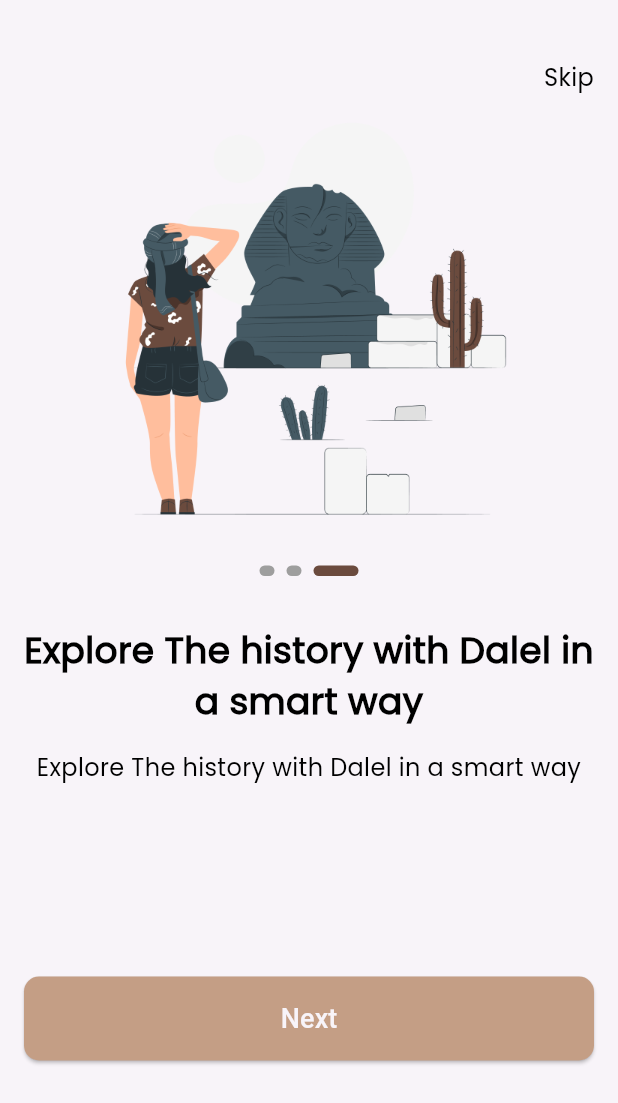
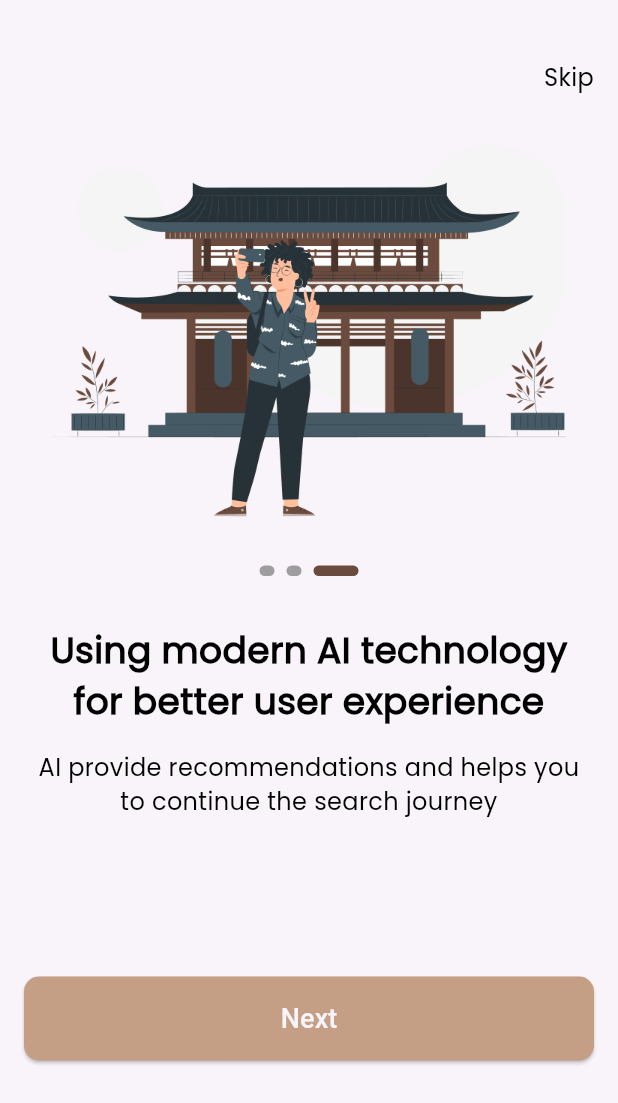
Before and after one commit to Abuelsbh/dalel_app, a Flutter app: the screen it shows after launch, swiped to page 3, on a phone screen of 412 x 824 dp. Shown: the top 1103 px of the screen. Run offline on Flutter 3.47's test engine with Material 3 defaults, Android fonts, the phone set to English and light mode, and no system bars; drawn by our look-alikes of smooth_page_indicator; our stand-ins replace go_router.

Commit message:
create on boarding model

```diff
--- /dev/null
+++ b/lib/feature/onboarding/data/models/on_boarding_model.dart
@@ -0,0 +1,31 @@
+import 'package:dalel_app/core/utils/assets.dart';
+
+class OnBoardingModel {
+  final String imagePath;
+  final String title;
+  final String subTitle;
+
+  OnBoardingModel({
+    required this.imagePath,
+    required this.title,
+    required this.subTitle
+  });
+}
+
+List<OnBoardingModel> onBoardingData = [
+  OnBoardingModel(
+      imagePath: Assets.imagesOnBoarding,
+      title: "Explore The history with Dalel in a smart way",
+      subTitle: "Explore The history with Dalel in a smart way"
+  ),
+  OnBoardingModel(
+      imagePath: Assets.imagesOnBoarding1,
+      title: "From every place on earth",
+      subTitle: "A big variety of ancient places from all over the world"
+  ),
+  OnBoardingModel(
+      imagePath: Assets.imagesOnBoarding2,
+      title: "Using modern AI technology for better user experience",
+      subTitle: "AI provide recommendations and helps you to continue the search journey"
+  ),
+];
--- a/lib/feature/onboarding/presentation/views/widget/on_boarding_widget_body.dart
+++ b/lib/feature/onboarding/presentation/views/widget/on_boarding_widget_body.dart
@@ -1,5 +1,6 @@
 import 'package:dalel_app/core/utils/app_colors.dart';
 import 'package:dalel_app/core/utils/app_text_styles.dart';
+import 'package:dalel_app/feature/onboarding/data/models/on_boarding_model.dart';
 import 'package:flutter/cupertino.dart';
 import 'package:flutter/material.dart';
 import 'package:smooth_page_indicator/smooth_page_indicator.dart';
@@ -18,17 +19,17 @@ class OnBoardingWidgetBody extends StatelessWidget {
       child: PageView.builder(
         physics: const BouncingScrollPhysics(),
           controller: _controller,
-          itemCount : 3,
+          itemCount : onBoardingData.length,
           itemBuilder: (context,index){
             return Column(
               children: [
                 Container(
                   height: 290,
                   width: 343,
-                  decoration: const BoxDecoration(
+                  decoration: BoxDecoration(
                     image: DecorationImage(
                       image: AssetImage(
-                        Assets.imagesOnBoarding1
+                          onBoardingData[index].imagePath
                       ),
                       fit: BoxFit.fill,
                     ),
@@ -38,7 +39,7 @@ class OnBoardingWidgetBody extends StatelessWidget {
                 CustomSmoothPageIndicator(controller: _controller),
                 SizedBox(height: 32,),
                 Text(
-                  "Explore The history with Dalel in a smart way",
+                  onBoardingData[index].title,
                   style: CustomTextStyles.poppins500style24
                       .copyWith(fontWeight: FontWeight.bold),
                   textAlign: TextAlign.center,
@@ -47,7 +48,7 @@ class OnBoardingWidgetBody extends StatelessWidget {
                 ),
                 SizedBox(height: 16,),
                 Text(
-                  "Explore The history with Dalel in a smart way",
+                  onBoardingData[index].subTitle,
                   style: CustomTextStyles.poppins300style16 ,
                   textAlign: TextAlign.center,
                   maxLines: 2,
```
